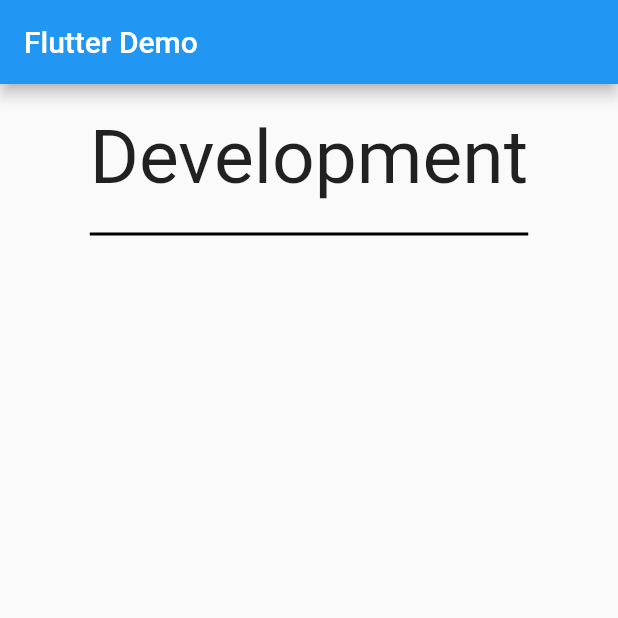
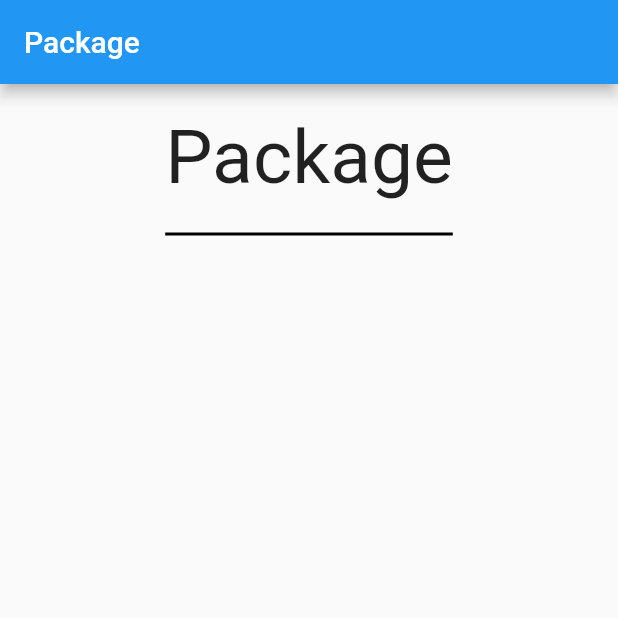
Before and after one commit to vika41130/carousel_slider, a Flutter app: the screen it shows after launch, on a phone screen of 412 x 824 dp, the top half of it. Run offline on Flutter 3.47's test engine with Material 2 defaults, Android fonts, the phone set to English and light mode, and no system bars.

Commit message:
[main-package]

```diff
--- a/lib/main.dart
+++ b/lib/main.dart
@@ -7,7 +7,7 @@ void main() {
 class MyApp extends StatelessWidget {
   @override
   Widget build(BuildContext context) {
-    final title = 'Flutter Demo';
+    final title = 'Package';
     return MaterialApp(
       title: title,
       theme: ThemeData(
@@ -33,7 +33,7 @@ class MyApp extends StatelessWidget {
                           child: Container(
                             padding: EdgeInsets.only(top: 20, bottom: 20),
                             child: Text(
-                              'Development',
+                              'Package',
                               style: TextStyle(
                                 fontSize: 50,
                               ),
```
